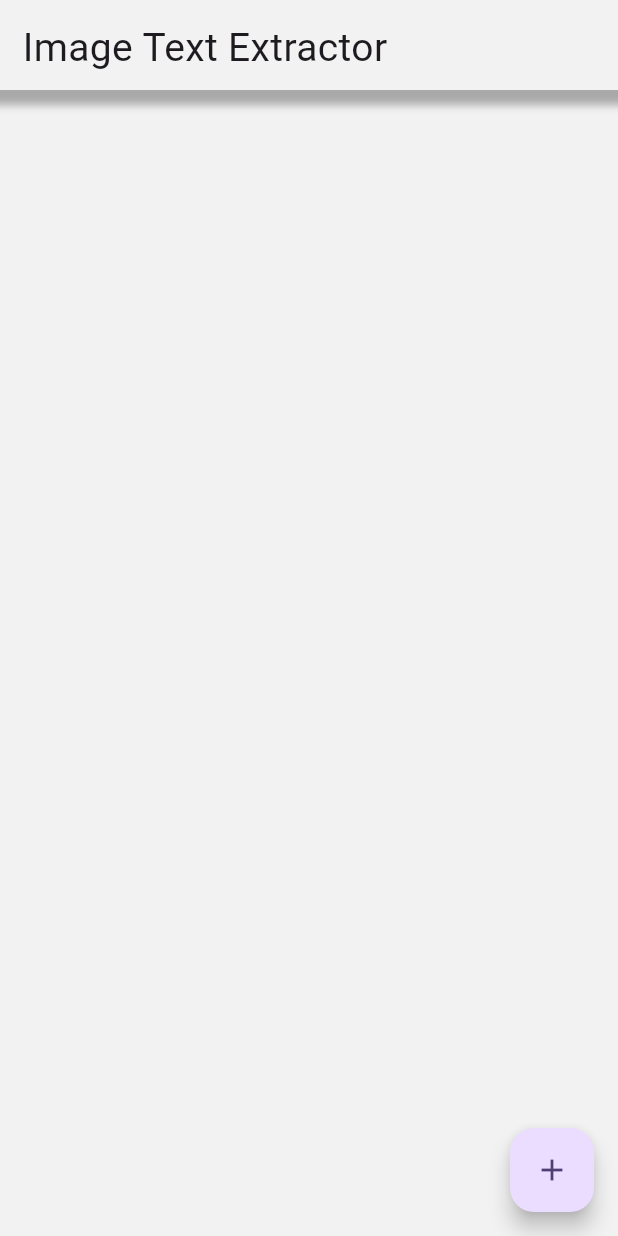
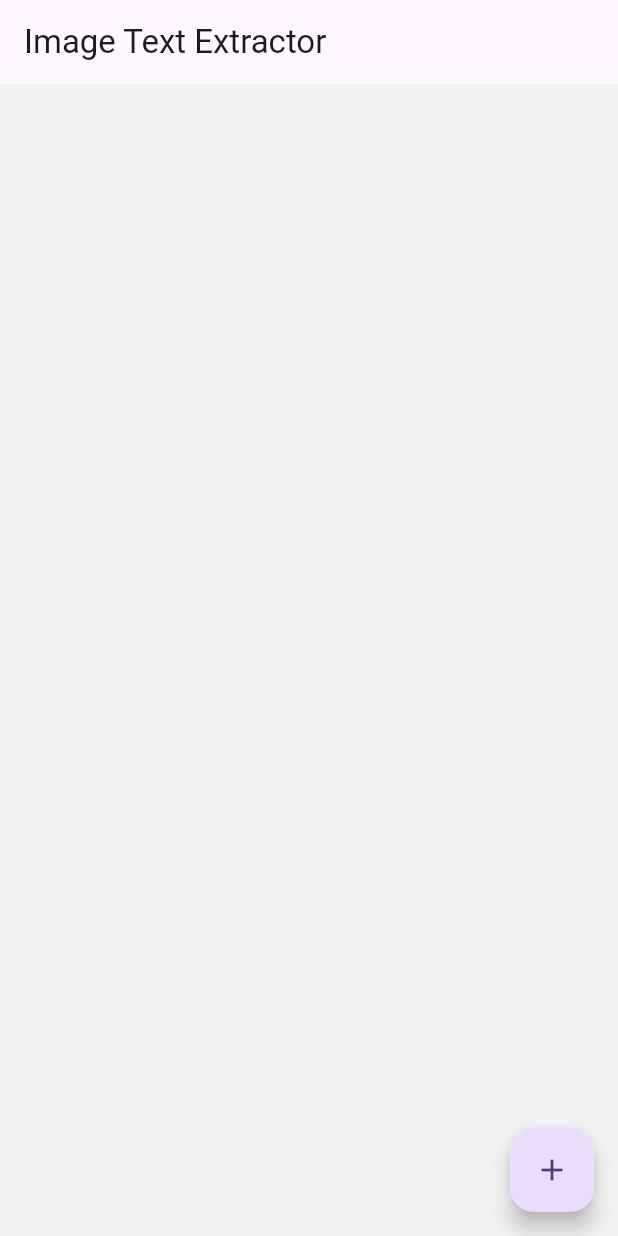
Before and after one commit to CenturionTheMan/MobileImageTextExtractor, a Flutter app: the screen it shows after launch, on a phone screen of 412 x 824 dp. Run offline on Flutter 3.47's test engine with Material 3 defaults, Android fonts, the phone set to English and light mode, and no system bars; our stand-ins replace camera, image_picker.

Commit message:
Rewrote how the app bar is set

```diff
--- a/image_text_extractor/lib/pages/camera_view_page.dart
+++ b/image_text_extractor/lib/pages/camera_view_page.dart
@@ -1,4 +1,3 @@
-
 import 'package:camera/camera.dart';
 import 'package:flutter/material.dart';
 import 'package:image_text_extractor/pages/display_picture_pre_extration_page.dart';
@@ -47,6 +46,7 @@ class _CameraViewPageState extends State<CameraViewPage> {
       _initializeCameraControllerFuture = _cameraController.initialize();
     });
   }
+
   Future<void> pickImageFromGallery() async {
     final picker = ImagePicker();
     final pickedFile = await picker.pickImage(source: ImageSource.gallery);
@@ -64,10 +64,14 @@ class _CameraViewPageState extends State<CameraViewPage> {
   @override
   Widget build(BuildContext context) {
     return Scaffold(
+      appBar: const HeaderBar(title: 'Camera View'),
       body: SafeArea(
         child: Column(
           children: [
-              const HeaderBar(title: 'Camera View'),
+            // const HeaderBar(
+            //   title: 'Camera View',
+            //   showBackButton: true,
+            // ),
             Expanded(
               child: FutureBuilder<void>(
                 future: _initializeCameraControllerFuture,
--- a/image_text_extractor/lib/pages/display_picture_pre_extration_page.dart
+++ b/image_text_extractor/lib/pages/display_picture_pre_extration_page.dart
@@ -27,10 +27,11 @@ class _DisplayPicturePreExtractionPageState
   @override
   Widget build(BuildContext context) {
     return Scaffold(
+      appBar: const HeaderBar(title: 'Confirm Picture'),
       body: SafeArea(
         child: Column(
           children: [
-            const HeaderBar(title: 'Display Picture'),
+            // const HeaderBar(title: 'Display Picture'),
             Expanded(
               child: Image.file(
                 File(widget.imagePath),
--- a/image_text_extractor/lib/pages/extract_text_page.dart
+++ b/image_text_extractor/lib/pages/extract_text_page.dart
@@ -6,6 +6,7 @@ import 'package:image_text_extractor/models/note_collection.dart';
 import 'package:image_text_extractor/models/note_item.dart';
 import 'package:image_text_extractor/pages/display_picture_page.dart';
 import 'package:image_text_extractor/pages/home_page.dart';
+import 'package:image_text_extractor/widgets/header_bar.dart';
 
 import '../utilities/ocr_utils.dart' as ocr;
 
@@ -101,7 +102,8 @@ class _ExtractTextPageState extends State<ExtractTextPage> {
       },
       canPop: false,
       child: Scaffold(
-        appBar: AppBar(
+        appBar: HeaderBar(
+          title: '',
           actions: createNavigationButtons(context),
         ),
         body: Center(
--- a/image_text_extractor/lib/pages/home_page.dart
+++ b/image_text_extractor/lib/pages/home_page.dart
@@ -37,12 +37,13 @@ class _HomePageState extends State<HomePage> with WidgetsBindingObserver {
   @override
   Widget build(BuildContext context) {
     return Scaffold(
+      appBar: const HeaderBar(title: 'Image Text Extractor'),
       body: SafeArea(
         child: Container(
           color: const Color(0xfff2f2f2),
           child: Column(
             children: [
-              const HeaderBar(title: 'Image Text Extractor'),
+              // const HeaderBar(title: 'Image Text Extractor'),
               Expanded(
                 child: Padding(
                   padding: const EdgeInsets.only(bottom: 80.0),
--- a/image_text_extractor/lib/widgets/header_bar.dart
+++ b/image_text_extractor/lib/widgets/header_bar.dart
@@ -1,42 +1,77 @@
+// import 'package:flutter/material.dart';
+//
+//
+// class HeaderBar extends StatelessWidget {
+//   final String title;
+//
+//   const HeaderBar({super.key,
+//     required this.title
+//   });
+//
+//   @override
+//   Widget build(BuildContext context) {
+//     return Container(
+//       height: 60,
+//       decoration: BoxDecoration(
+//           color: const Color(0xfff2f2f2),
+//           boxShadow: [
+//             BoxShadow(
+//                 offset: const Offset(0, 2),
+//                 color: Colors.black.withOpacity(0.3),
+//                 blurRadius: 4,
+//                 spreadRadius: 8
+//             )
+//           ]
+//       ),
+//       child: Padding(
+//         padding: const EdgeInsets.only(bottom: 4, top: 8, left: 15, right: 15),
+//         child: Row(
+//           mainAxisAlignment: MainAxisAlignment.spaceBetween,
+//           children: [
+//             Text(
+//               title,
+//               style: const TextStyle(
+//                   fontSize: 26
+//               ),
+//             ),
+//           ],
+//         ),
+//       ),
+//     );
+//   }
+// }
+
 import 'package:flutter/material.dart';
 
+class HeaderBar extends StatelessWidget implements PreferredSizeWidget {
 
-class HeaderBar extends StatelessWidget {
   final String title;
+  final bool showBackButton;
+  final List<Widget> actions;
 
-  const HeaderBar({super.key,
-    required this.title
+  const HeaderBar({
+    super.key,
+    required this.title,
+    this.actions = const [],
+    this.showBackButton = false,
   });
 
   @override
   Widget build(BuildContext context) {
-    return Container(
-      height: 60,
-      decoration: BoxDecoration(
-          color: const Color(0xfff2f2f2),
-          boxShadow: [
-            BoxShadow(
-                offset: const Offset(0, 2),
-                color: Colors.black.withOpacity(0.3),
-                blurRadius: 4,
-                spreadRadius: 8
-            )
-          ]
-      ),
-      child: Padding(
-        padding: const EdgeInsets.only(bottom: 4, top: 8, left: 15, right: 15),
-        child: Row(
-          mainAxisAlignment: MainAxisAlignment.spaceBetween,
-          children: [
-            Text(
-              title,
-              style: const TextStyle(
-                  fontSize: 26
-              ),
-            ),
-          ],
-        ),
-      ),
+    return AppBar(
+      actions: actions,
+      leading: showBackButton
+          ? IconButton(
+        icon: const Icon(Icons.arrow_back),
+        onPressed: () {
+          Navigator.pop(context);
+        },
+      )
+          : null,
+      title: Text(title),
     );
   }
+
+  @override
+  Size get preferredSize => const Size(15, 56);
 }
```
Lines whose indentation alone changed are shown as unchanged.
